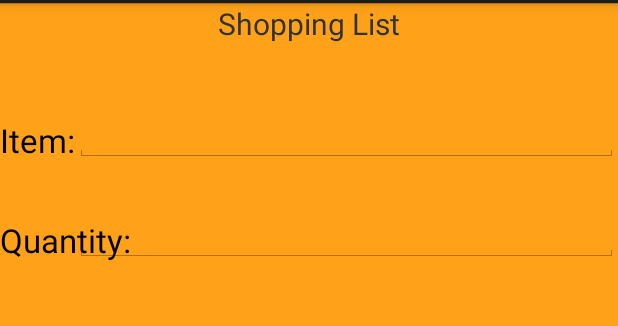
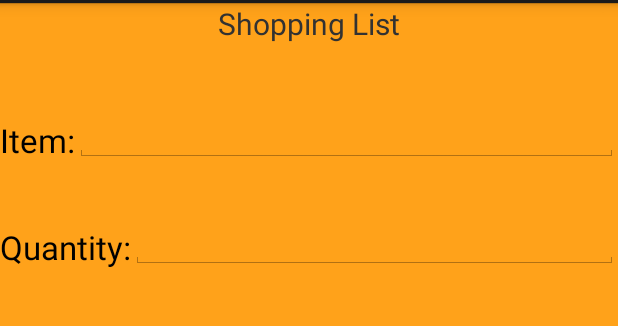
Before and after one commit to dljones79/CPMD1412, an Android app: the fragment AddFragment shown on its own in the app's theme, on a phone screen of 412 x 824 dp, the part 69-395 px from its top. Run offline under Robolectric (Android 15) with nearby library versions, the phone set to English and light mode, and no system bars; libraries missing offline, so code that uses them is left out: com.parse.

Commit message:
All working.

```diff
--- a/CrossPlatformApp/app/src/main/res/layout/fragment_add.xml
+++ b/CrossPlatformApp/app/src/main/res/layout/fragment_add.xml
@@ -40,10 +40,10 @@
         android:textAppearance="?android:attr/textAppearanceLarge"
         android:text="Quantity:"
         android:id="@+id/qtyLabel"
-        android:layout_toStartOf="@+id/titleLabel"
+
+        android:layout_marginTop="42dp"
         android:layout_below="@+id/nameLabel"
-        android:layout_alignParentStart="true"
-        android:layout_marginTop="37dp" />
+        android:layout_alignParentStart="true" />
 
     <EditText
         android:layout_width="wrap_content"
@@ -51,7 +51,7 @@
         android:inputType="number"
         android:ems="10"
         android:id="@+id/qtyText"
-        android:layout_toEndOf="@+id/nameLabel"
+        android:layout_toEndOf="@+id/qtyLabel"
         android:layout_alignBottom="@+id/qtyLabel"
         android:layout_alignParentEnd="true" />
 
```
Also changed, not shown: CrossPlatformApp/app/src/main/java/com/fullsail/djones/android/crossplatformapp/ViewFragment.java (+27 -2 lines).
